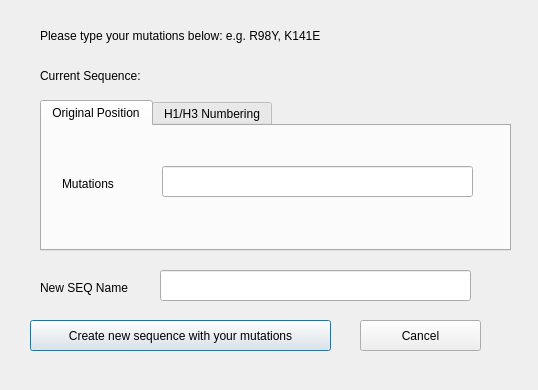
First picture: the form in mutationdialog.ui, repository WilsonImmunologyLab/Librator, before the edit.
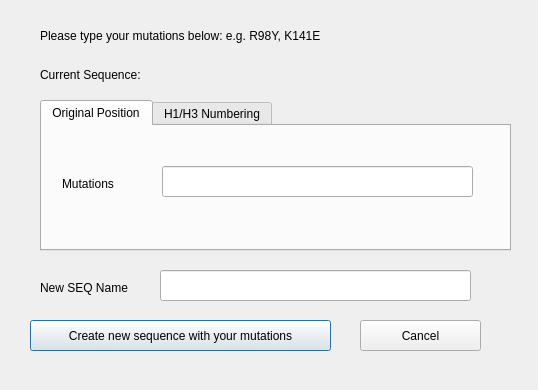
Second picture: the form after the edit.

```diff
--- a/mutationdialog.ui
+++ b/mutationdialog.ui
@@ -42,19 +42,6 @@
     <string>Please type your mutations below: e.g. R98Y, K141E</string>
    </property>
   </widget>
-  <widget class="QLabel" name="CurSeq">
-   <property name="geometry">
-    <rect>
-     <x>40</x>
-     <y>60</y>
-     <width>421</width>
-     <height>31</height>
-    </rect>
-   </property>
-   <property name="text">
-    <string>Current Sequence: </string>
-   </property>
-  </widget>
   <widget class="QPushButton" name="cancel">
    <property name="geometry">
     <rect>
@@ -183,6 +170,32 @@
     </rect>
    </property>
   </widget>
+  <widget class="QLabel" name="CurSeq">
+   <property name="geometry">
+    <rect>
+     <x>160</x>
+     <y>60</y>
+     <width>351</width>
+     <height>29</height>
+    </rect>
+   </property>
+   <property name="text">
+    <string/>
+   </property>
+  </widget>
+  <widget class="QLabel" name="CurSeqLab">
+   <property name="geometry">
+    <rect>
+     <x>40</x>
+     <y>60</y>
+     <width>121</width>
+     <height>29</height>
+    </rect>
+   </property>
+   <property name="text">
+    <string>Current Sequence: </string>
+   </property>
+  </widget>
  </widget>
  <resources/>
  <connections/>
```
